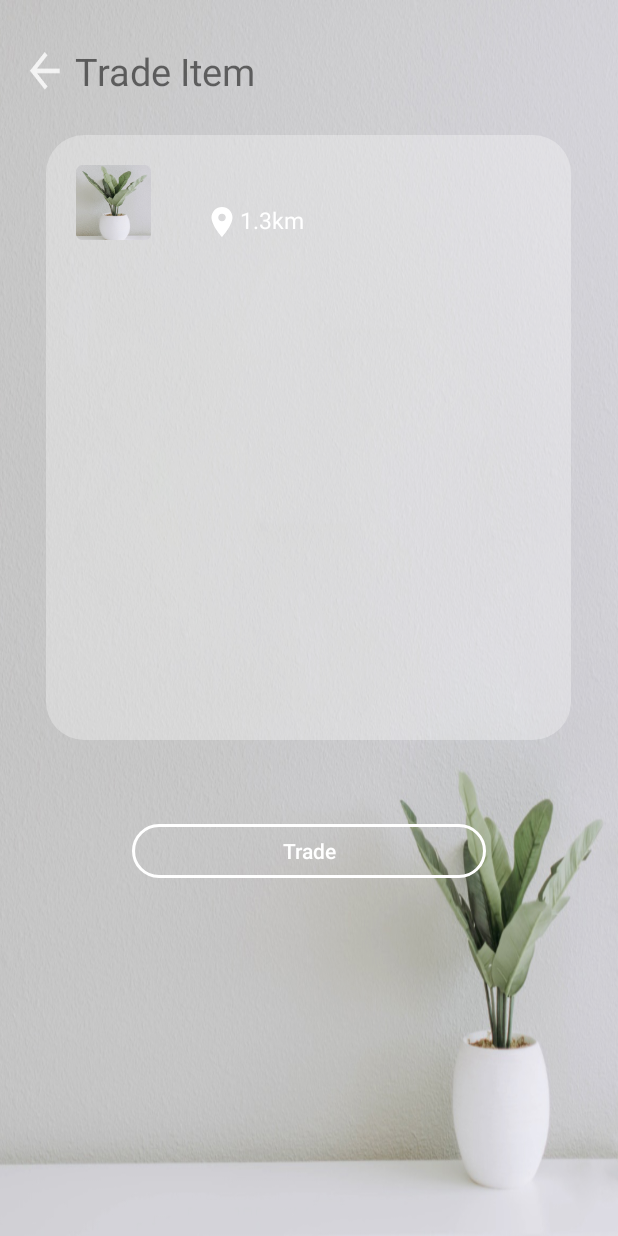
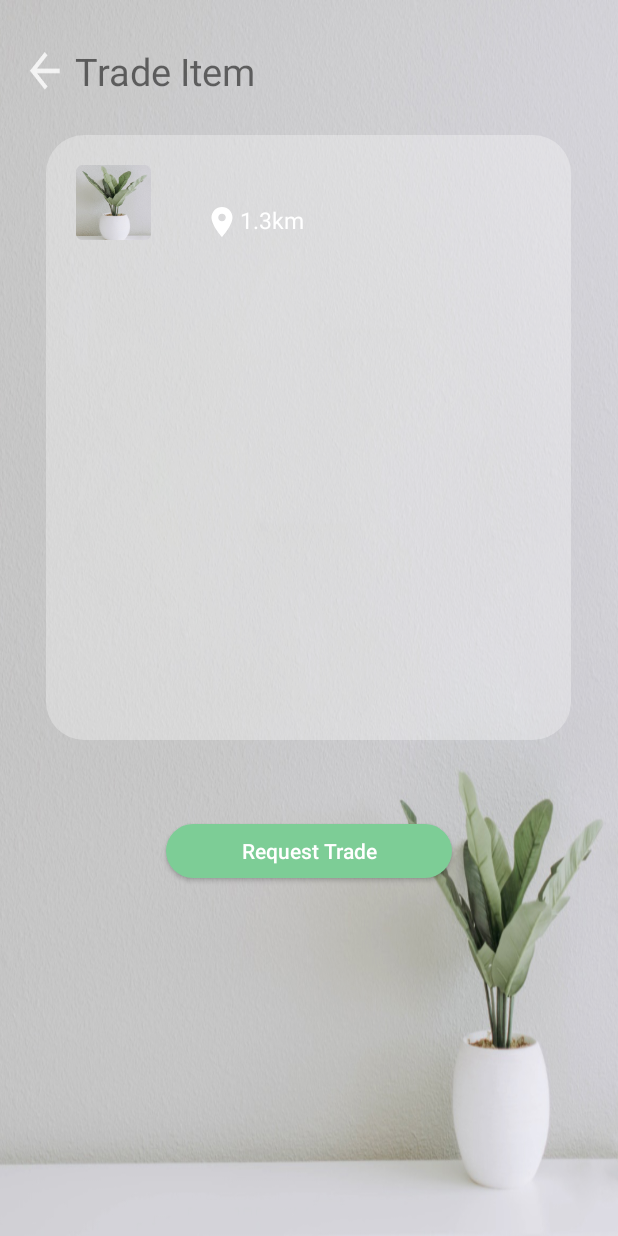
Before and after one commit to HabaN3r0/Refarden_app, an Android app: the TradeItemActivity screen opened directly, with no data from a screen before it, on a phone screen of 412 x 824 dp. Run offline under Robolectric (Android 15) with nearby library versions, the phone set to English and light mode, and no system bars; our stand-ins replace Firebase (no records; nobody signed in at launch, a user with empty details on screens opened directly).

Commit message:
Remove trade button if its own profile

```diff
--- a/Android/app/src/main/java/kenneth/com/refardenapp/TradeItemActivity.java
+++ b/Android/app/src/main/java/kenneth/com/refardenapp/TradeItemActivity.java
@@ -37,6 +37,7 @@ public class TradeItemActivity extends AppCompatActivity {
     private ImageView mTradeItemPostPlantImage;
     private TextView mTradeItemPlantsWanted;
     private Button mTradeItemTradeButton;
+    private String userName;
 
     @Override
     protected void onCreate(Bundle savedInstanceState) {
@@ -61,7 +62,7 @@ public class TradeItemActivity extends AppCompatActivity {
 
         final String uid = intent.getStringExtra("uid");
         final String timeStamp = intent.getStringExtra("timeStamp");
-        String userName = intent.getStringExtra("userName");
+        userName = intent.getStringExtra("userName");
         int plantImage = intent.getIntExtra("plantImage",0);
         String plantType = intent.getStringExtra("plantType");
         String plantsWanted = intent.getStringExtra("plantsWanted");
@@ -111,7 +112,7 @@ public class TradeItemActivity extends AppCompatActivity {
                 // This method is called once with the initial value and again
                 // whenever data at this location is updated.
                 //Call another function to update the UI on the screen by passing in datasnapshot which is like the info
-//                updateName(dataSnapshot);
+                checkTradeUser(dataSnapshot);
             }
 
             @Override
@@ -133,4 +134,19 @@ public class TradeItemActivity extends AppCompatActivity {
         );
     }
 
+    private void checkTradeUser(DataSnapshot dataSnapshot) {
+        for (DataSnapshot ds : dataSnapshot.getChildren()) {
+            if (ds.getKey().equals("Name")) {
+                Log.w(TAG, "ds: " + ds.getKey());
+                if (ds.getValue()== null){} else {
+                    if (ds.getValue().toString().equals(userName)) {
+                        Log.w(TAG, "ds: " + ds.getValue().toString() +" userName: " + userName);
+                        mTradeItemTradeButton.setVisibility(View.INVISIBLE);
+                    }
+                }
+            }
+        }
+    }
+
+
 }
--- /dev/null
+++ b/Android/app/src/main/res/drawable/lightgreen_bg_.xml
@@ -0,0 +1,11 @@
+<?xml version="1.0" encoding="utf-8"?>
+<selector xmlns:android="http://schemas.android.com/apk/res/android">
+    <item>
+        <shape android:shape="rectangle">
+            <!-- background -->
+            <solid android:color="@color/lightgreen" />
+            <!-- corner roundness -->
+            <corners android:radius="100dp" />
+        </shape>
+    </item>
+</selector>
--- /dev/null
+++ b/Android/app/src/main/res/drawable/lightgreen_bg_button.xml
@@ -0,0 +1,7 @@
+<?xml version="1.0" encoding="utf-8"?>
+<layer-list xmlns:android="http://schemas.android.com/apk/res/android">
+    <item
+        android:bottom="6dp"
+        android:drawable="@drawable/lightgreen_bg_"
+        android:top="6dp" />
+</layer-list>
--- a/Android/app/src/main/res/layout/activity_trade_item.xml
+++ b/Android/app/src/main/res/layout/activity_trade_item.xml
@@ -160,10 +160,10 @@
         android:layout_height="wrap_content"
         android:layout_marginTop="50dp"
         android:layout_gravity="center"
-        android:background="@drawable/transparent_bg_bordered_button"
-        android:paddingLeft="100dp"
-        android:paddingRight="100dp"
-        android:text="Trade"
+        android:background="@drawable/lightgreen_bg_button"
+        android:paddingLeft="50dp"
+        android:paddingRight="50dp"
+        android:text="Request Trade"
         android:textAllCaps="false"
         android:textColor="@color/white" />
 
```
Also changed, not shown: Android/app/src/main/res/layout/fragment_notifications.xml (+10 -12 lines), Android/app/src/main/res/layout/notification_item.xml (added, +112 -0 lines).
